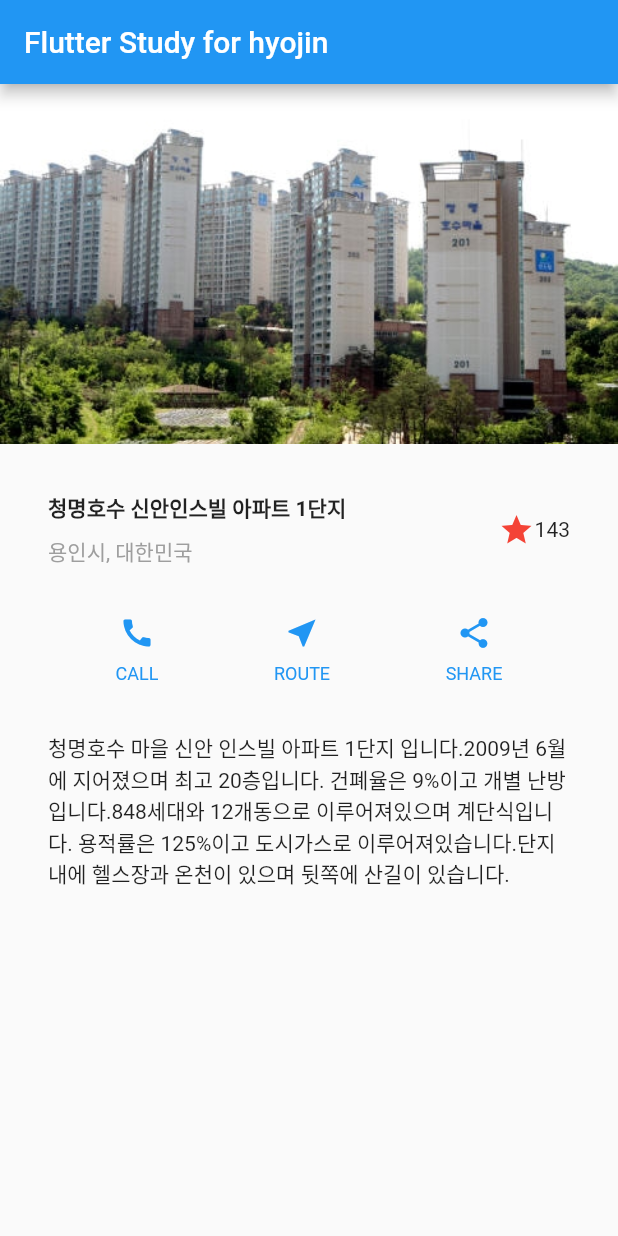
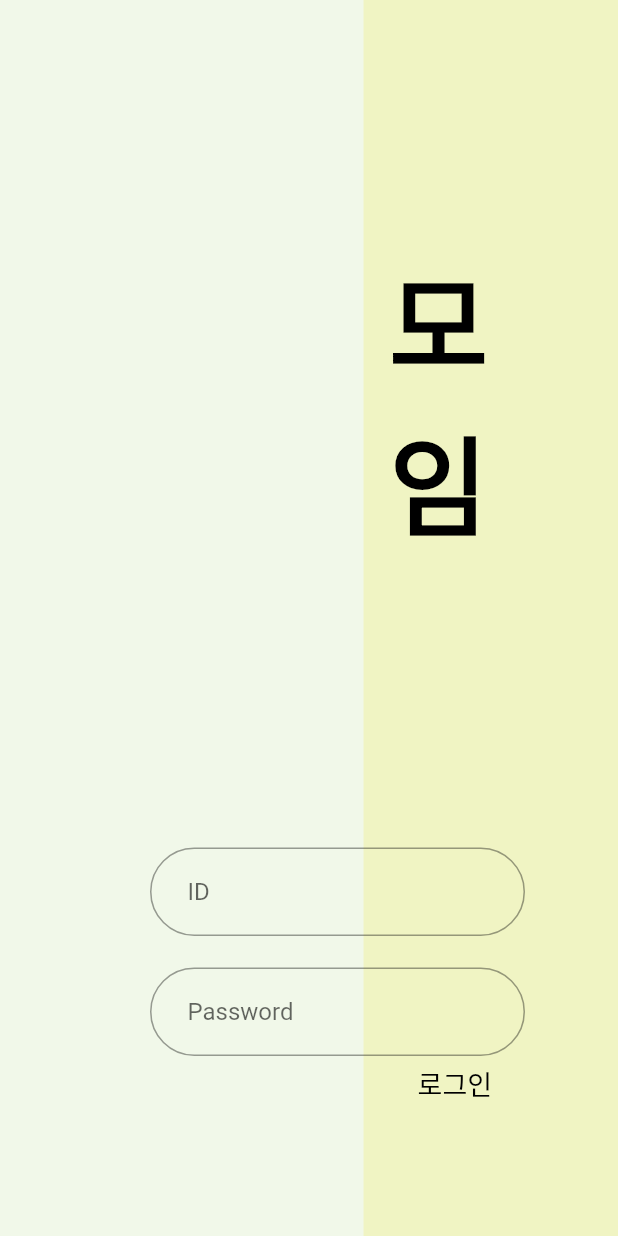
Before and after one commit to alexrider94/moim, a Flutter app: the screen it shows after launch, on a phone screen of 412 x 824 dp. Run offline on Flutter 3.47's test engine with Material 2 defaults, Android fonts, the phone set to English and light mode, and no system bars; Roboto replaces fonts that are missing (JejuGothic).

Commit message:
make layout for LoginPage

```diff
--- /dev/null
+++ b/lib/loginPage.dart
@@ -0,0 +1,123 @@
+import 'package:flutter/material.dart';
+import 'package:flutter/services.dart';
+
+// class LoginPage extends StatefulWidget {
+//   @override
+//   _LoginPageState createState() => _LoginPageState();
+// }
+
+class LoginPage extends StatelessWidget {
+  String id = '';
+  String password = '';
+
+  Widget build(BuildContext context) {
+    final idField = Padding(
+      padding:
+          EdgeInsets.only(bottom: MediaQuery.of(context).viewInsets.bottom),
+      child: TextField(
+          keyboardType: TextInputType.text,
+          decoration: InputDecoration(
+            hintText: 'ID',
+            contentPadding: EdgeInsets.symmetric(horizontal: 25, vertical: 20),
+            border:
+                OutlineInputBorder(borderRadius: BorderRadius.circular(50.0)),
+          ),
+          onChanged: (text) {
+            id = text;
+          }),
+    );
+
+    final passwordField = Padding(
+      padding:
+          EdgeInsets.only(bottom: MediaQuery.of(context).viewInsets.bottom),
+      child: TextField(
+        keyboardType: TextInputType.text,
+        obscureText: true,
+        decoration: InputDecoration(
+          hintText: 'Password',
+          contentPadding: EdgeInsets.symmetric(horizontal: 25, vertical: 20),
+          border: OutlineInputBorder(
+            borderRadius: BorderRadius.circular(50.0),
+          ),
+        ),
+        onChanged: (text) {
+          password = text;
+        },
+      ),
+    );
+
+    return Stack(
+      children: [
+        //1 right background
+        Container(
+          width: MediaQuery.of(context).size.width,
+          decoration: new BoxDecoration(color: Colors.lime[100]),
+        ),
+        //2 left background
+        Container(
+          width: MediaQuery.of(context).size.width / 1.7,
+          decoration: new BoxDecoration(color: Colors.lightGreen[50]),
+        ),
+        //3 text
+        Container(
+          alignment: Alignment(0.5, 0.0),
+          child: Expanded(
+            child: Container(
+              padding: const EdgeInsets.fromLTRB(0, 160, 0, 0),
+              child: Column(
+                children: [
+                  Text(
+                    '모',
+                    style: TextStyle(
+                      fontFamily: 'JejuGothic',
+                      fontSize: 72,
+                      color: Colors.black,
+                      fontWeight: FontWeight.w900,
+                    ),
+                  ),
+                  Text(
+                    '임',
+                    style: TextStyle(
+                      fontFamily: 'JejuGothic',
+                      fontSize: 72,
+                      color: Colors.black,
+                      fontWeight: FontWeight.w900,
+                    ),
+                  ),
+                ],
+              ),
+            ),
+          ),
+        ),
+        Container(
+          alignment: Alignment(0.6, 0.8),
+          child: FlatButton(
+            onPressed: () {
+              print("$id  $password");
+            },
+            child: Text(
+              '로그인',
+              style: TextStyle(
+                fontSize: 18,
+                color: Colors.black,
+                fontWeight: FontWeight.w200,
+              ),
+            ),
+          ),
+        ),
+        Positioned(
+          left: 100,
+          width: 250,
+          bottom: 200,
+          child: idField,
+        ),
+        Positioned(
+          left: 100,
+          width: 250,
+          bottom: 120,
+          child: passwordField,
+        ),
+      ],
+    );
+  }
+}
--- a/lib/main.dart
+++ b/lib/main.dart
@@ -1,160 +1,19 @@
 import 'package:flutter/material.dart';
+import 'package:flutter/rendering.dart';
+import 'package:study/loginPage.dart';
 
 void main() {
   runApp(MyApp());
 }
 
 class MyApp extends StatelessWidget {
-  Widget titleSection = Container(
-    padding: const EdgeInsets.all(32),
-    child: Row(
-      children: [
-        Expanded(
-          child: Column(
-            crossAxisAlignment: CrossAxisAlignment.start,
-            children: [
-              Container(
-                padding: const EdgeInsets.only(bottom: 8),
-                child: Text(
-                  '청명호수 신안인스빌 아파트 1단지',
-                  style: TextStyle(
-                    fontWeight: FontWeight.bold,
-                  ),
-                ),
-              ),
-              Text(
-                '용인시, 대한민국',
-                style: TextStyle(
-                  color: Colors.grey[500],
-                ),
-              ),
-            ],
-          ),
-        ),
-        Icon(
-          Icons.star,
-          color: Colors.red[500],
-        ),
-        Text('143'),
-      ],
-    ),
-  );
-
   @override
   Widget build(BuildContext context) {
-    Color color = Theme.of(context).primaryColor;
-
-    Widget buttonSection = Container(
-      child: Row(
-        mainAxisAlignment: MainAxisAlignment.spaceEvenly,
-        children: [
-          _buildButtonColumn(color, Icons.call, 'CALL'),
-          _buildButtonColumn(color, Icons.near_me, 'ROUTE'),
-          _buildButtonColumn(color, Icons.share, 'SHARE'),
-        ],
-      ),
-    );
-
-    Widget textSection = Container(
-      padding: const EdgeInsets.all(32),
-      child: Text(
-        '청명호수 마을 신안 인스빌 아파트 1단지 입니다.'
-        '2009년 6월에 지어졌으며 최고 20층입니다. '
-        '건폐율은 9%이고 개별 난방입니다.'
-        '848세대와 12개동으로 이루어져있으며 계단식입니다. '
-        '용적률은 125%이고 도시가스로 이루어져있습니다.'
-        '단지내에 헬스장과 온천이 있으며 뒷쪽에 산길이 있습니다.',
-        softWrap: true,
-      ),
-    );
-
     return MaterialApp(
       title: 'Flutter Study',
       home: Scaffold(
-        appBar: AppBar(
-          title: Text('Flutter Study for hyojin'),
-        ),
-        body: ListView(
-          children: [
-            Image.asset(
-              'images/lake.jpg',
-              width: 600,
-              height: 240,
-              fit: BoxFit.cover,
-            ),
-            titleSection,
-            buttonSection,
-            textSection,
-          ],
-        ),
+        body: LoginPage(),
       ),
     );
   }
-
-  Column _buildButtonColumn(Color color, IconData icon, String label) {
-    return Column(
-      mainAxisSize: MainAxisSize.min,
-      mainAxisAlignment: MainAxisAlignment.center,
-      children: [
-        Icon(icon, color: color),
-        Container(
-          margin: const EdgeInsets.only(top: 8),
-          child: Text(
-            label,
-            style: TextStyle(
-              fontSize: 12,
-              fontWeight: FontWeight.w400,
-              color: color,
-            ),
-          ),
-        ),
-      ],
-    );
-  }
 }
-
-// class MyHomePage extends StatefulWidget {
-//   MyHomePage({Key key, this.title}) : super(key: key);
-//   final String title;
-
-//   @override
-//   _MyHomePageState createState() => _MyHomePageState();
-// }
-
-// class _MyHomePageState extends State<MyHomePage> {
-//   int _counter = 0;
-
-//   void _incrementCounter() {
-//     setState(() {
-//       _counter++;
-//     });
-//   }
-
-//   @override
-//   Widget build(BuildContext context) {
-//     return Scaffold(
-//       appBar: AppBar(
-//         title: Text(widget.title),
-//       ),
-//       body: Center(
-//         child: Column(
-//           mainAxisAlignment: MainAxisAlignment.center,
-//           children: <Widget>[
-//             Text(
-//               'nice to meet you and this is number you pushed button',
-//             ),
-//             Text(
-//               '$_counter',
-//               style: Theme.of(context).textTheme.headline4,
-//             ),
-//           ],
-//         ),
-//       ),
-//       floatingActionButton: FloatingActionButton(
-//         onPressed: _incrementCounter,
-//         tooltip: 'Increment',
-//         child: Icon(Icons.add),
-//       ), // This trailing comma makes auto-formatting nicer for build methods.
-//     );
-//   }
-// }
--- /dev/null
+++ b/lib/mainPage.dart
@@ -0,0 +1,27 @@
+import 'package:flutter/material.dart';
+
+// class LoginPage extends StatefulWidget {
+//   @override
+//   _LoginPageState createState() => _LoginPageState();
+// }
+
+class LoginPage extends StatelessWidget {
+  String id = '';
+  String password = '';
+
+  Widget build(BuildContext context) {
+    return Container(
+      child: Column(
+        children: <Widget>[
+          Container(
+            height: MediaQuery.of(context).size.height / 1.8,
+            child: Text('1'),
+          ),
+          Container(
+            child: Text('2'),
+          )
+        ],
+      ),
+    );
+  }
+}
```
Also changed, not shown: 8 other files.
